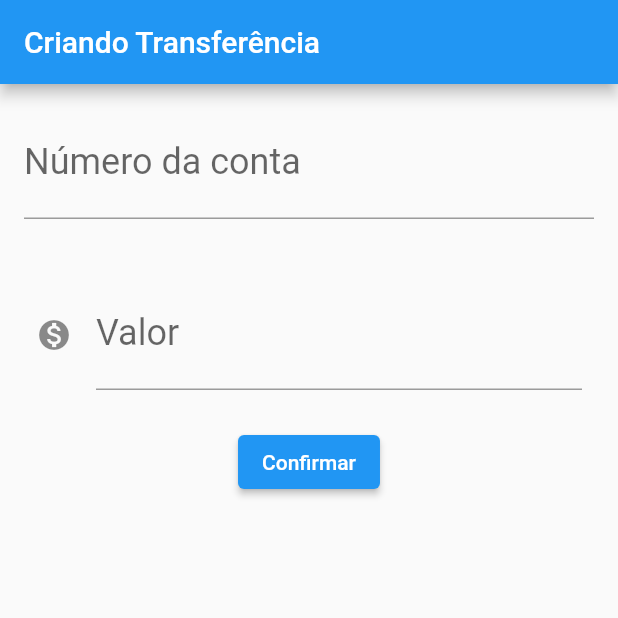
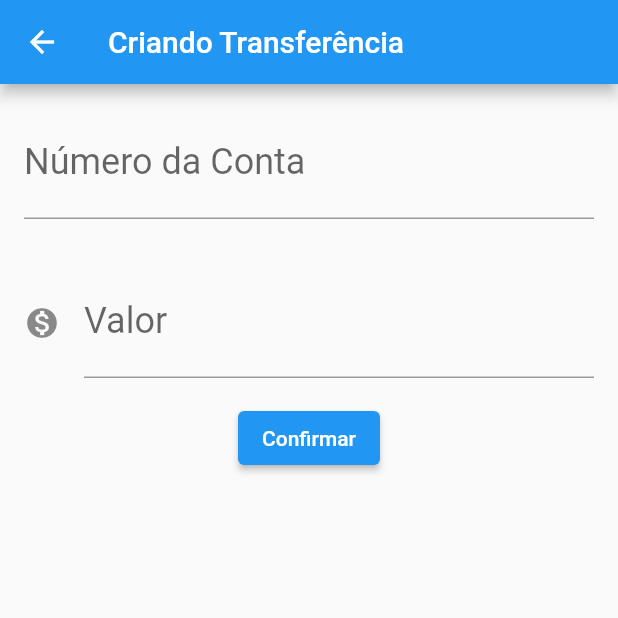
Before and after one commit to ViniciusPolo/fatec_dsm_devmobile, a Flutter app: the FormularioTransferencia screen opened directly, after a tap on "Confirmar", on a phone screen of 412 x 824 dp, the top half of it. Run offline on Flutter 3.47's test engine with Material 2 defaults, Android fonts, the phone set to English and light mode, and no system bars; missing offline and left inert: dart:html, dart:js.

Commit message:
Switching to branch final_aula

```diff
--- /dev/null
+++ b/lib/components/editor.dart
@@ -0,0 +1,27 @@
+import 'package:flutter/material.dart';
+
+class Editor extends StatelessWidget {
+  final TextEditingController? controller;
+  final String? rotulo;
+  final String? dica;
+  final IconData? icone;
+
+  Editor(this.controller, this.rotulo, this.dica, this.icone); //contructor
+  @override
+  Widget build(BuildContext context) {
+    // TODO: implement build
+    return Padding(
+      padding: const EdgeInsets.all(16.0),
+      child: TextField(
+        controller: controller,
+        style: TextStyle(fontSize: 24.0),
+        decoration: InputDecoration(
+          icon: icone != null ? Icon(icone) : null,
+          labelText: rotulo,
+          hintText: dica,
+        ),
+        keyboardType: TextInputType.number,
+      ),
+    );
+  }
+}
--- a/lib/main.dart
+++ b/lib/main.dart
@@ -1,5 +1,10 @@
+import 'dart:html';
+import 'dart:js';
+
 import 'package:flutter/cupertino.dart';
 import 'package:flutter/material.dart';
+
+import 'screens/transferencias/lista_transferencia.dart';
 
 void main() => runApp(Banco());
 
@@ -14,107 +19,7 @@ class Banco extends StatelessWidget {
   Widget build(BuildContext context) {
     // TODO: implement build
     return MaterialApp(
-      home: Scaffold(
-        body: FormularioTransferencia(),
-      ),
+      home: ListaTransferencia(),
     );
   }
 }
-
-class FormularioTransferencia extends StatelessWidget {
-  final TextEditingController _controllerCampoNumeroConta =
-      TextEditingController();
-  final TextEditingController _controllerCampoValor = TextEditingController();
-
-  @override
-  Widget build(BuildContext context) {
-    // TODO: implement build
-    return Scaffold(
-      appBar: AppBar(
-        title: Text('Criando Transferência'),
-      ),
-      body: Column(
-        children: [
-          Padding(
-            padding: const EdgeInsets.all(16.0),
-            child: TextField(
-              style: TextStyle(fontSize: 24.0),
-              decoration: InputDecoration(
-                labelText: 'Número da conta',
-                hintText: '0000',
-              ),
-              keyboardType: TextInputType.number,
-            ),
-          ),
-          Padding(
-            padding: const EdgeInsets.all(24.0),
-            child: TextField(
-              style: TextStyle(fontSize: 24.0),
-              decoration: InputDecoration(
-                icon: Icon(Icons.monetization_on),
-                labelText: 'Valor',
-                hintText: '0.00',
-              ),
-              keyboardType: TextInputType.number,
-            ),
-          ),
-          ElevatedButton(
-            child: Text('Confirmar'),
-            onPressed: () {
-              print('clicou no confirmar');
-            },
-          )
-        ],
-      ),
-    );
-  }
-}
-
-// Classe da lista de transações, chamada no body
-class ListaTransferencia extends StatelessWidget {
-  @override
-  Widget build(BuildContext context) {
-    // TODO: implement build
-    return Scaffold(
-      body: Column(
-        children: [
-          ItemTransferencia(
-            Transferencia(10000.00, 1234567),
-          ),
-        ],
-      ),
-      floatingActionButton: FloatingActionButton(
-        onPressed: () {},
-        child: Icon(Icons.add),
-      ),
-      appBar: AppBar(
-        title: Text('Transferências'),
-      ),
-    );
-  }
-}
-
-class ItemTransferencia extends StatelessWidget {
-  final Transferencia _transferencia;
-
-  ItemTransferencia(this._transferencia);
-
-  @override
-  Widget build(BuildContext context) {
-    // TODO: implement build
-    return Card(
-      child: ListTile(
-        leading: Icon(Icons.monetization_on),
-        title: Text(_transferencia.valor.toString()),
-        subtitle: Text(_transferencia.numeroConta.toString()),
-      ),
-    );
-  }
-}
-
-class Transferencia {
-  final double valor;
-  final int numeroConta;
-
-  Transferencia(this.valor, this.numeroConta);
-}
--- /dev/null
+++ b/lib/models/transferencia.dart
@@ -0,0 +1,11 @@
+class Transferencia {
+  final double valor;
+  final int numeroConta;
+
+  Transferencia(this.valor, this.numeroConta);
+
+  @override
+  String toString() {
+    return 'Transferencia paraa a conta $numeroConta no valor de $valor realizada com sucesso';
+  }
+}
--- /dev/null
+++ b/lib/screens/transferencias/formulario_transferencia.dart
@@ -0,0 +1,72 @@
+import 'package:flutter/material.dart';
+
+import '../../components/editor.dart';
+import '../../models/transferencia.dart';
+
+const _tituloAppBar = 'Criando Transferência';
+const _rotuloCampoNumeroConta = 'Número da Conta';
+const _dicaCampoNumeroConta = '0000';
+const _rotuloCampoValor = 'Valor';
+const _dicaCampoValor = '0.00';
+const _textoBotaoConfirmar = 'Confirmar';
+
+class FormularioTransferencia extends StatefulWidget {
+  @override
+  State<StatefulWidget> createState() {
+    return FormularioTransferenciaState();
+  }
+}
+
+class FormularioTransferenciaState extends State<FormularioTransferencia> {
+  final TextEditingController _controllerCampoValor = TextEditingController();
+  final TextEditingController _controllerCampoNumeroConta =
+      TextEditingController();
+
+  @override
+  Widget build(BuildContext context) {
+    // TODO: implement build
+    return Scaffold(
+      appBar: AppBar(
+        title: Text(_tituloAppBar),
+      ),
+      body: SingleChildScrollView(
+        child: Column(
+          children: [
+            Editor(_controllerCampoNumeroConta, _rotuloCampoNumeroConta,
+                _dicaCampoNumeroConta, null),
+            Editor(_controllerCampoValor, _rotuloCampoValor, _dicaCampoValor,
+                Icons.monetization_on),
+            ElevatedButton(
+              child: Text(_textoBotaoConfirmar),
+              onPressed: () {
+                _criaTransferencia(context);
+                // Navigator.push(
+                //   context,
+                //   MaterialPageRoute(
+                //     builder: (context) {
+                //       return ListaTransferencia();
+                //     },
+                //   ),
+                // );
+              },
+            )
+          ],
+        ),
+      ),
+    );
+  }
+
+  void _criaTransferencia(BuildContext context) {
+    print('clicou no confirmar');
+    // debugPrint(_controllerCampoNumeroConta.text);
+    // debugPrint(_controllerCampoValor.text);
+    final int? numeroConta = int.tryParse(_controllerCampoNumeroConta.text);
+    final double? valor = double.tryParse(_controllerCampoValor.text);
+    if (numeroConta != null && valor != null) {
+      final transferenciaCriada = Transferencia(valor, numeroConta);
+      // debugPrint('Criando Transferência');
+      // debugPrint('$transferenciaCriada');
+      Navigator.pop(context, transferenciaCriada);
+    }
+  }
+}
```
Also changed, not shown: lib/screens/transferencias/lista_transferencia.dart (added, +76 -0 lines), 1 other file.
